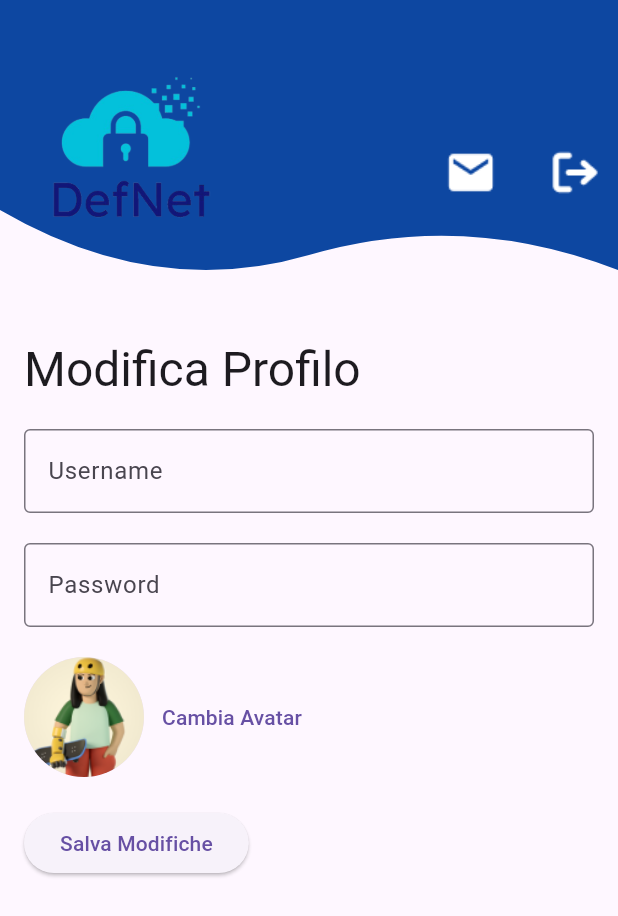
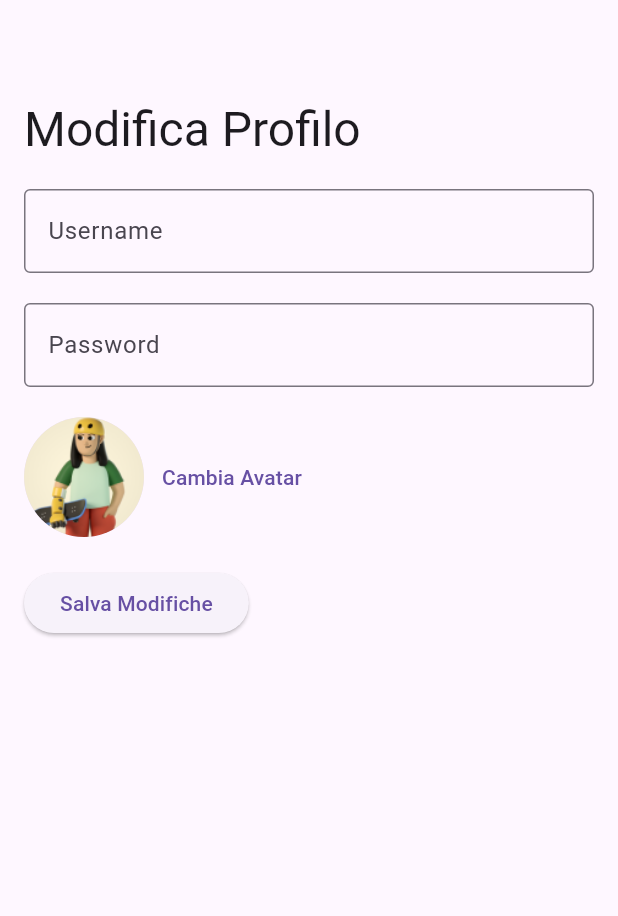
Before and after one commit to DefNet-Enterprise-Mobile-Application/EMAD2024-25-_DefNet-Front-End, a Flutter app: the ProfileScreen screen opened directly, on a phone screen of 412 x 824 dp. Shown: the top 916 px of the screen. Run offline on Flutter 3.47's test engine with Material 3 defaults, Android fonts, the phone set to English and light mode, and no system bars; our stand-ins replace curved_navigation_bar, flutter_dotenv, font_awesome_flutter, lottie.

Commit message:
update screen
- fix all screen

```diff
--- a/lib/main.dart
+++ b/lib/main.dart
@@ -1,3 +1,4 @@
+import 'package:defnet_front_end/screens/login_screen.dart';
 import 'package:flutter/material.dart';
 import 'screens/splash_screen.dart';
 import 'package:flutter_dotenv/flutter_dotenv.dart'; // Importa flutter_dotenv
@@ -23,7 +24,7 @@ class _MyAppState extends State<MyApp> {
       theme: ThemeData(
         primarySwatch: Colors.blue,
       ),
-      home: HomeScreen(),
+      home: SplashScreen(),
       debugShowCheckedModeBanner: false,
     );
   }
--- a/lib/screens/Home/home_screen.dart
+++ b/lib/screens/Home/home_screen.dart
@@ -92,6 +92,9 @@ class _HomeScreenState extends State<HomeScreen> {
                     ],
                   ),
                 ),
+                ],
+                ),
+      ),
                 pinned: true, // Mantieni visibile l'ellisse anche dopo lo scroll
               ),
               // Contenuto dinamico in base alla pagina selezionata
--- a/lib/screens/Profile/profile_screen.dart
+++ b/lib/screens/Profile/profile_screen.dart
@@ -18,9 +18,6 @@ class _ProfileScreenState extends State<ProfileScreen> {
     return Scaffold(
       body: Stack(
         children: [
-          // Onda in alto
-          EllipseUp(),
-
           // Contenuto della pagina
           Padding(
             padding: const EdgeInsets.only(top: 40.0), // Abbassato per lasciare spazio al logo e icone
@@ -30,45 +27,9 @@ class _ProfileScreenState extends State<ProfileScreen> {
                 child: Column(
                   crossAxisAlignment: CrossAxisAlignment.start,
                   children: [
-                    // Logo e icone di notifica/logout
-                    Row(
-                      mainAxisAlignment: MainAxisAlignment.start,
-                      children: [
-                        Image.asset(
-                          'lib/assets/logo.png',
-                          width: 170,
-                          height: 150,
-                        ),
-                        const Spacer(),
-                        IconButton(
-                          icon: Image.asset(
-                            'lib/assets/icons/notification.png',
-                            width: screenWidth * 0.10,
-                            height: screenWidth * 0.10,
-                            color: Colors.white,
-                          ),
-                          onPressed: () {
-                            // Logica per le notifiche
-                          },
-                        ),
-                        SizedBox(width: screenWidth * 0.03),
-                        IconButton(
-                          icon: Image.asset(
-                            'lib/assets/icons/logout.png',
-                            width: screenWidth * 0.10,
-                            height: screenWidth * 0.10,
-                            color: Colors.white,
-                          ),
-                          onPressed: () {
-                            _showLogoutDialog(context);
-                          },
-                        ),
-                      ],
-                    ),
-
                     // Spazio per il contenuto principale
                     Padding(
-                      padding: const EdgeInsets.only(top: 20.0), // Spazio sotto il logo
+                      padding: const EdgeInsets.only(top: 10.0), // Spazio sotto il logo
                       child: Padding(
                         padding: const EdgeInsets.all(16.0),
                         child: Column(
```
Also changed, not shown: lib/screens/Service/service_screen.dart (+1 -39 lines), lib/screens/Wifi_Settings/wifi_settings_screen.dart (+0 -44 lines), 1 other file.
